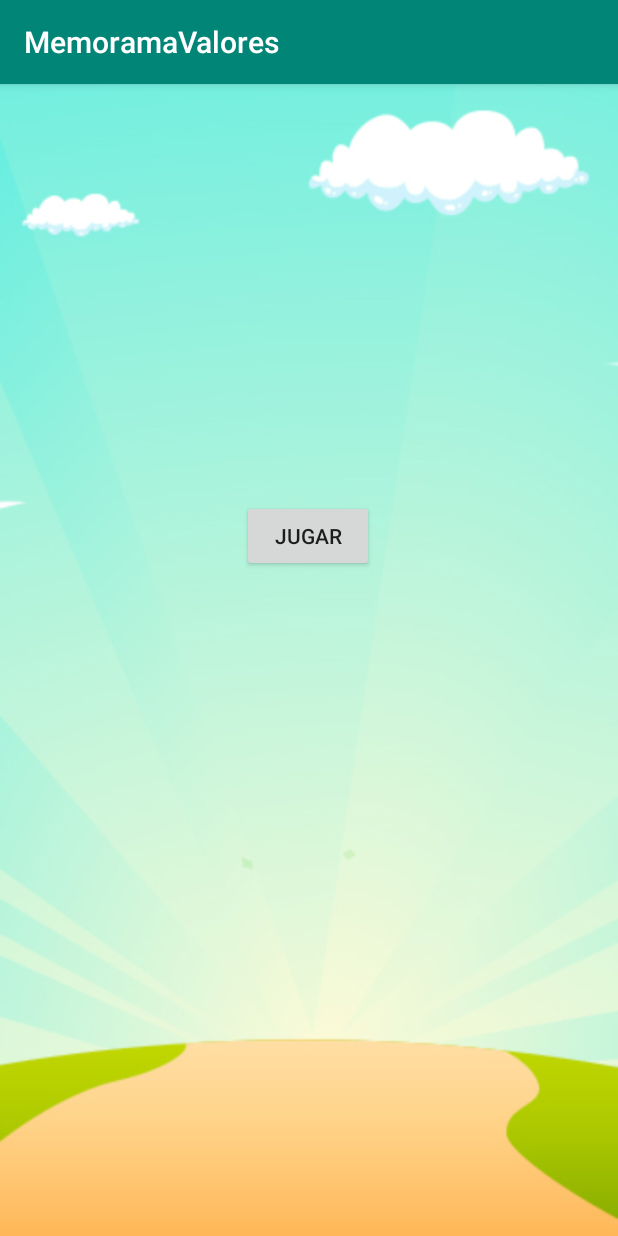
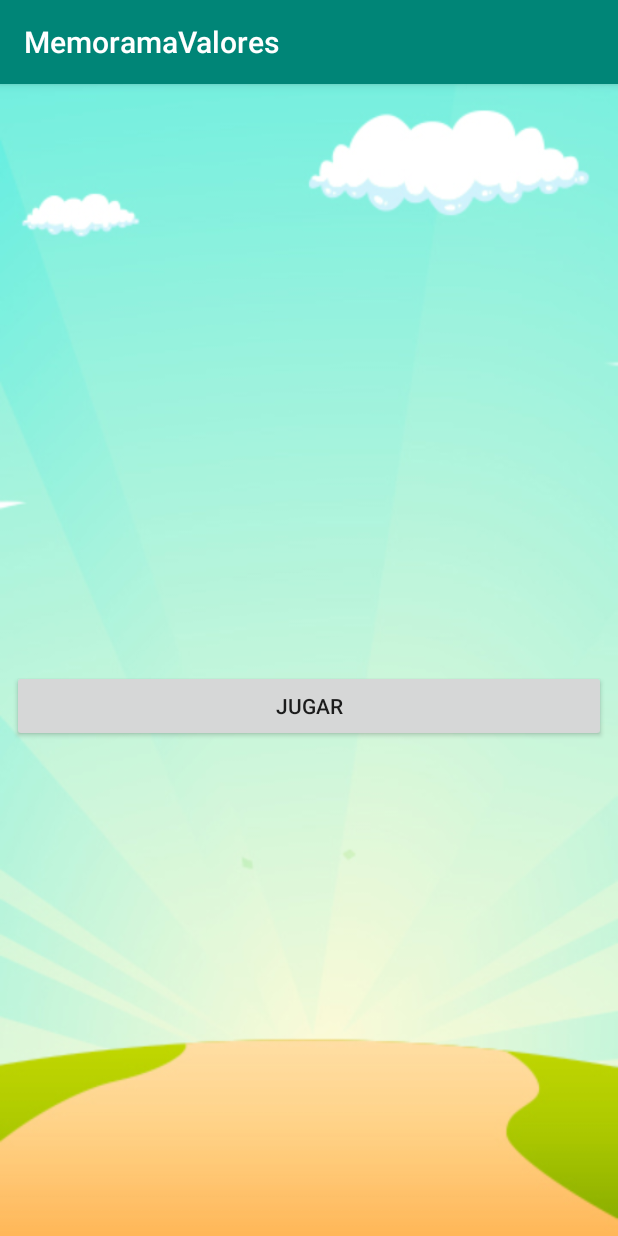
Before and after one commit to raices19/Pruebasjuegos, an Android app: the MenuJuego screen opened directly, with no data from a screen before it, on a phone screen of 412 x 824 dp. Run offline under Robolectric (Android 15) with nearby library versions, the phone set to English and light mode, and no system bars.

Commit message:
Agregando funciones a los botones de regresar del juego y al boton juego y cambiando diseño del boton juego

```diff
--- a/app/src/main/res/layout/activity_menu_juego.xml
+++ b/app/src/main/res/layout/activity_menu_juego.xml
@@ -9,7 +9,7 @@
 
     <Button
         android:id="@+id/btnjuego"
-        android:layout_width="wrap_content"
+        android:layout_width="0dp"
         android:layout_height="wrap_content"
         android:layout_marginStart="8dp"
         android:layout_marginTop="8dp"
@@ -21,5 +21,5 @@
         app:layout_constraintHorizontal_bias="0.498"
         app:layout_constraintStart_toStartOf="parent"
         app:layout_constraintTop_toTopOf="parent"
-        app:layout_constraintVertical_bias="0.383" />
+        app:layout_constraintVertical_bias="0.544" />
 </android.support.constraint.ConstraintLayout>
```
